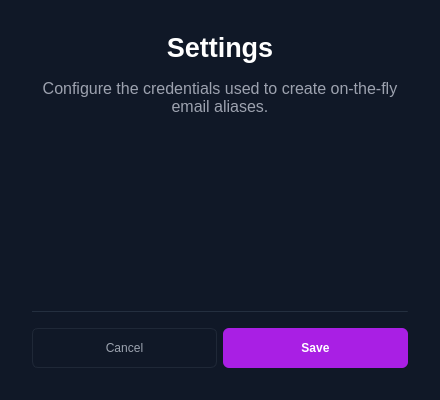
Before: the Qt Designer form src/settings/settingswindow.ui in Keypr-org/qt_client, drawn with Qt 5.
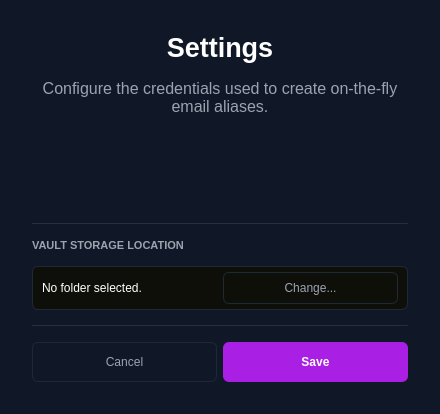
After: the same form once the commit is applied. Custom widgets are drawn as their Qt base class.

Diff of the .ui file:
```diff
--- a/src/settings/settingswindow.ui
+++ b/src/settings/settingswindow.ui
@@ -130,6 +130,116 @@
      </property>
     </widget>
    </item>
+   <item>
+    <widget class="Line" name="lineBeforeVaultPath">
+     <property name="sizePolicy">
+      <sizepolicy hsizetype="Expanding" vsizetype="Fixed">
+       <horstretch>0</horstretch>
+       <verstretch>0</verstretch>
+      </sizepolicy>
+     </property>
+     <property name="maximumSize">
+      <size>
+       <width>16777215</width>
+       <height>1</height>
+      </size>
+     </property>
+     <property name="styleSheet">
+      <string notr="true">background-color: #1F2937;</string>
+     </property>
+     <property name="orientation">
+      <enum>Qt::Orientation::Horizontal</enum>
+     </property>
+    </widget>
+   </item>
+   <item>
+    <widget class="QLabel" name="vaultPathLabel">
+     <property name="maximumSize">
+      <size>
+       <width>16777215</width>
+       <height>10</height>
+      </size>
+     </property>
+     <property name="styleSheet">
+      <string notr="true">color: #9CA3AF;
+font-size: 11px;
+font-weight: bold;
+text-transform: uppercase;</string>
+     </property>
+     <property name="text">
+      <string>VAULT STORAGE LOCATION</string>
+     </property>
+    </widget>
+   </item>
+   <item>
+    <widget class="QWidget" name="vaultPathRow" native="true">
+     <property name="minimumSize">
+      <size>
+       <width>0</width>
+       <height>44</height>
+      </size>
+     </property>
+     <property name="styleSheet">
+      <string notr="true">#vaultPathRow {
+	background-color: #0F0F0A;
+	border: 1px solid #1F2937;
+	border-radius: 6px;
+}</string>
+     </property>
+     <layout class="QHBoxLayout" name="vaultPathRowLayout">
+      <property name="leftMargin">
+       <number>10</number>
+      </property>
+      <property name="topMargin">
+       <number>0</number>
+      </property>
+      <property name="rightMargin">
+       <number>10</number>
+      </property>
+      <property name="bottomMargin">
+       <number>0</number>
+      </property>
+      <item>
+       <widget class="QLabel" name="vaultPathValueLabel">
+        <property name="styleSheet">
+         <string notr="true">border: none; color: #FFFFFF;</string>
+        </property>
+        <property name="text">
+         <string>No folder selected.</string>
+        </property>
+        <property name="wordWrap">
+         <bool>true</bool>
+        </property>
+       </widget>
+      </item>
+      <item>
+       <widget class="QPushButton" name="changeVaultPathButton">
+        <property name="minimumSize">
+         <size>
+          <width>0</width>
+          <height>32</height>
+         </size>
+        </property>
+        <property name="cursor">
+         <cursorShape>PointingHandCursor</cursorShape>
+        </property>
+        <property name="styleSheet">
+         <string notr="true">#changeVaultPathButton {
+	border: 1px solid #1F2837;
+	background: none;
+	color: #9CA3AF;
+	border-radius: 6px;
+	padding: 0px 12px;
+}</string>
+        </property>
+        <property name="text">
+         <string>Change...</string>
+        </property>
+       </widget>
+      </item>
+     </layout>
+    </widget>
+   </item>
    <item>
     <spacer name="verticalSpacer">
      <property name="orientation">
```
